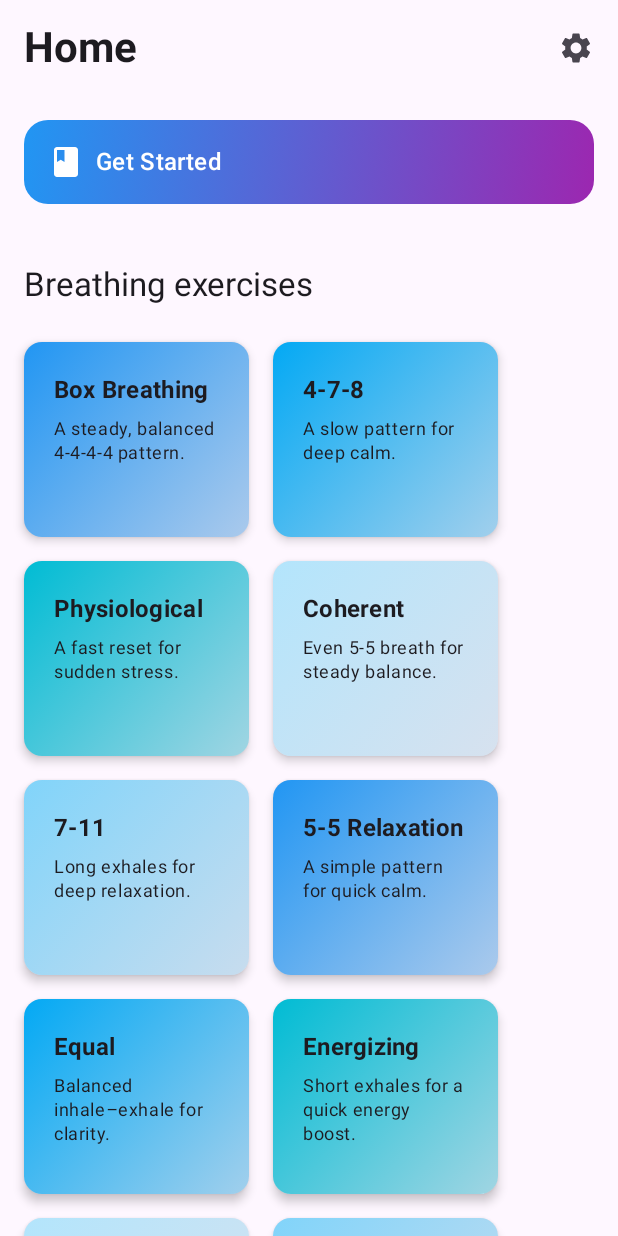
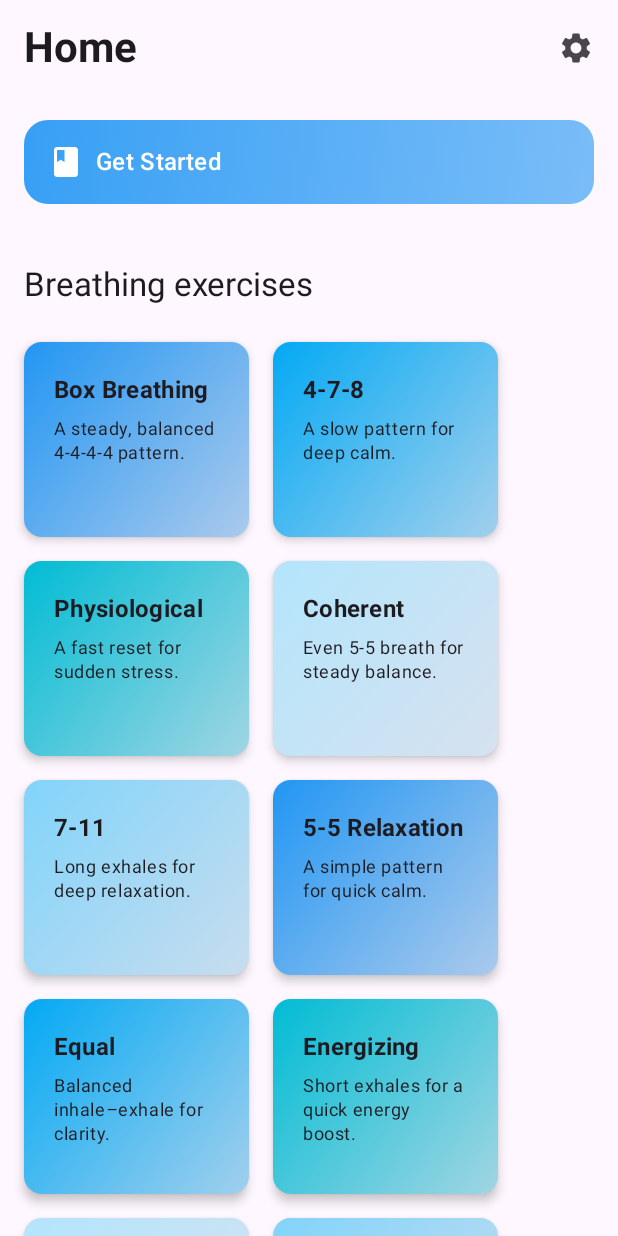
Before and after one commit to marioloncar/Inhale-Exhale-ComposeMultiplatform, an Android app built with Jetpack Compose: the screen it shows after launch (MainActivity), on a phone screen of 412 x 824 dp. Run offline under Robolectric (Android 15) with nearby library versions, the phone set to English and light mode, and no system bars.

Commit message:
feat: use theme on getStarted banner

```diff
--- a/composeApp/src/commonMain/kotlin/com/autogenie/autogenic/feature/home/ui/HomeScreen.kt
+++ b/composeApp/src/commonMain/kotlin/com/autogenie/autogenic/feature/home/ui/HomeScreen.kt
@@ -79,12 +79,11 @@ fun HomeScreen(
             verticalArrangement = Arrangement.spacedBy(16.dp),
             contentPadding = PaddingValues(bottom = 32.dp)
         ) {
-            // Get Started banner
             item {
-                GetStartedBanner(title = "Get Started", onClick = onGetStartedClick)
+                val bannerColor = uiState.trainings.firstOrNull()?.color?.toColor() ?: Color(0xFF2196F3)
+                GetStartedBanner(title = "Get Started", color = bannerColor, onClick = onGetStartedClick)
             }
 
-            // Section title
             item {
                 SectionTitle(title = "Breathing exercises")
             }
@@ -106,7 +105,6 @@ fun HomeScreen(
                         )
                     }
 
-                    // Fill empty space if row has only 1 item
                     if (rowTrainings.size == 1) {
                         Spacer(modifier = Modifier.weight(1f))
                     }
@@ -115,7 +113,6 @@ fun HomeScreen(
         }
     }
 }
-
 
 fun String.toColor(): Color {
     val hex = this.removePrefix("#")
@@ -177,16 +174,15 @@ fun Exercise(
     }
 }
 
-
 @Composable
-fun GetStartedBanner(title: String, onClick: () -> Unit) {
+fun GetStartedBanner(title: String, color: Color, onClick: () -> Unit) {
     Box(
         modifier = Modifier
             .fillMaxWidth()
             .padding(16.dp)
             .background(
                 brush = Brush.linearGradient(
-                    colors = listOf(Color(0xFF2196F3), Color(0xFF9C27B0))
+                    colors = listOf(color.copy(alpha = 0.9f), color.copy(alpha = 0.6f))
                 ),
                 shape = MaterialTheme.shapes.large
             )
```
